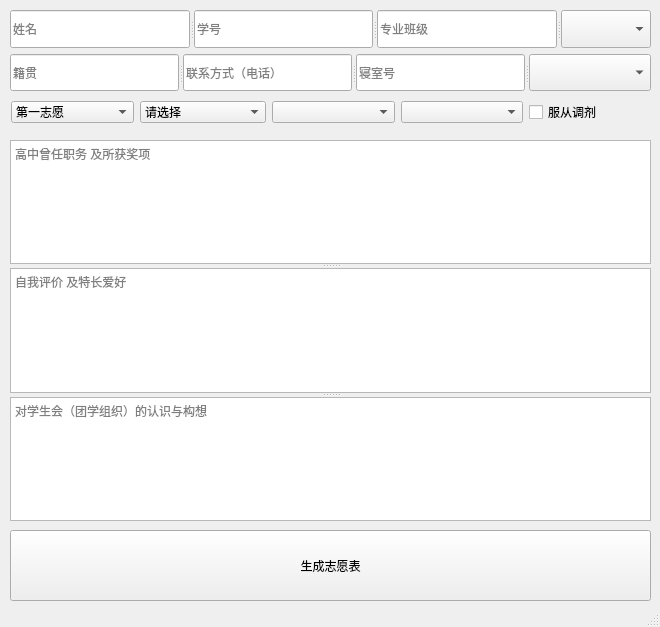
Old version of the form mainwindow.ui in the repository AquerKing/VolFormGenerator.
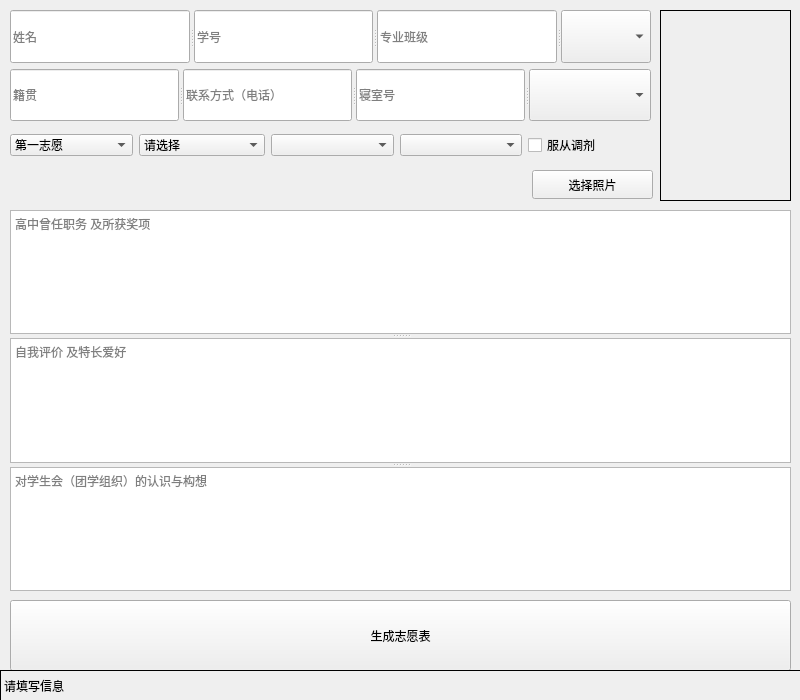
New version of the form.

Commit message: Support filling in image.

The edit to the form file:
```diff
--- a/mainwindow.ui
+++ b/mainwindow.ui
@@ -6,8 +6,8 @@
    <rect>
     <x>0</x>
     <y>0</y>
-    <width>660</width>
-    <height>627</height>
+    <width>800</width>
+    <height>700</height>
    </rect>
   </property>
   <property name="windowTitle">
@@ -20,7 +20,7 @@
       <x>10</x>
       <y>10</y>
       <width>641</width>
-      <height>81</height>
+      <height>111</height>
      </rect>
     </property>
     <layout class="QVBoxLayout" name="verticalLayout">
@@ -141,8 +141,8 @@
    <widget class="QWidget" name="layoutWidget">
     <property name="geometry">
      <rect>
-      <x>11</x>
-      <y>97</y>
+      <x>10</x>
+      <y>130</y>
       <width>641</width>
       <height>31</height>
      </rect>
@@ -239,8 +239,8 @@
     <property name="geometry">
      <rect>
       <x>10</x>
-      <y>140</y>
-      <width>641</width>
+      <y>210</y>
+      <width>781</width>
       <height>381</height>
      </rect>
     </property>
@@ -267,8 +267,8 @@
     <property name="geometry">
      <rect>
       <x>10</x>
-      <y>530</y>
-      <width>641</width>
+      <y>600</y>
+      <width>781</width>
       <height>71</height>
      </rect>
     </property>
@@ -276,8 +276,61 @@
      <string>生成志愿表</string>
     </property>
    </widget>
+   <widget class="QLabel" name="label_Image">
+    <property name="geometry">
+     <rect>
+      <x>660</x>
+      <y>10</y>
+      <width>131</width>
+      <height>191</height>
+     </rect>
+    </property>
+    <property name="autoFillBackground">
+     <bool>false</bool>
+    </property>
+    <property name="frameShape">
+     <enum>QFrame::Shape::Box</enum>
+    </property>
+    <property name="frameShadow">
+     <enum>QFrame::Shadow::Plain</enum>
+    </property>
+    <property name="text">
+     <string/>
+    </property>
+   </widget>
+   <widget class="QPushButton" name="pushButton_ChooseImage">
+    <property name="geometry">
+     <rect>
+      <x>532</x>
+      <y>170</y>
+      <width>121</width>
+      <height>29</height>
+     </rect>
+    </property>
+    <property name="text">
+     <string>选择照片</string>
+    </property>
+   </widget>
+   <widget class="QLabel" name="label">
+    <property name="geometry">
+     <rect>
+      <x>0</x>
+      <y>670</y>
+      <width>801</width>
+      <height>31</height>
+     </rect>
+    </property>
+    <property name="frameShape">
+     <enum>QFrame::Shape::Box</enum>
+    </property>
+    <property name="text">
+     <string>请填写信息</string>
+    </property>
+    <property name="margin">
+     <number>3</number>
+    </property>
+   </widget>
   </widget>
-  <widget class="QStatusBar" name="statusbar"/>
  </widget>
  <resources/>
  <connections/>
```
Left out of the diff: 2 changed lines with no effect on the pictures. The commit also changes 12 other files.
